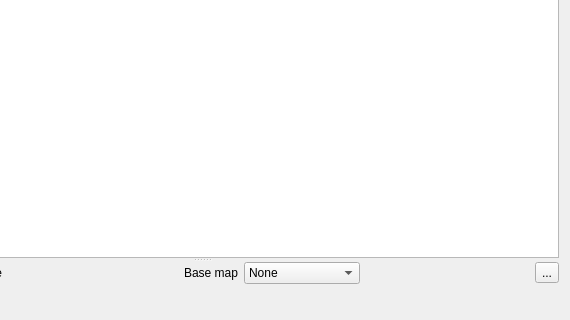
This is geogig/ui/conflictdialog.ui in boundlessgeo/qgis-geogiglight-plugin as Qt 5 draws it before an edit; both pictures show x 386 to 956 and y 124 to 444 of the 956 by 444 pixel window. The edited form follows.
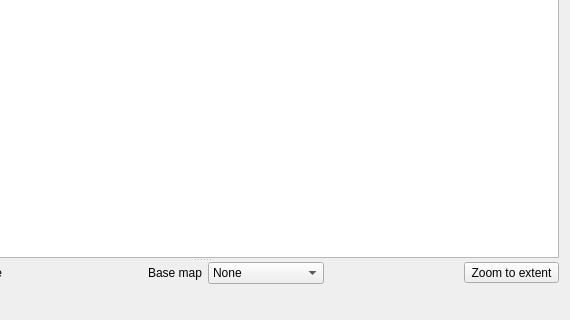
This is the edited form.

Commit message:
added text to zoom to extent button in conflict dialog
fixes #69

Diff of the .ui file:
```diff
--- a/geogig/ui/conflictdialog.ui
+++ b/geogig/ui/conflictdialog.ui
@@ -232,7 +232,7 @@
         <item row="0" column="7">
          <widget class="QToolButton" name="zoomButton">
           <property name="text">
-           <string>...</string>
+           <string>Zoom to extent</string>
           </property>
          </widget>
         </item>
```
